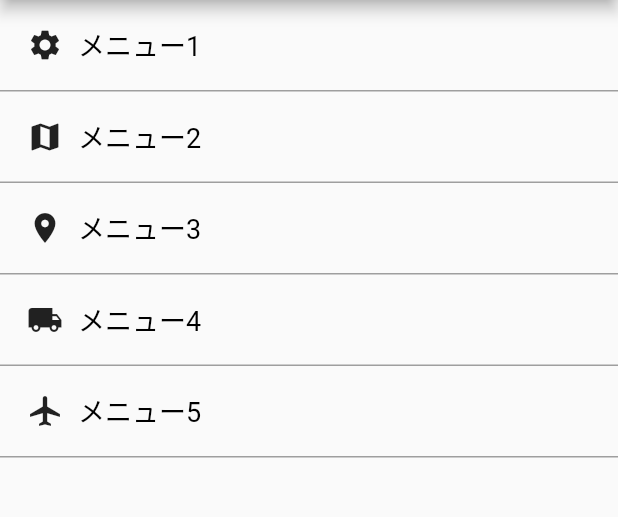
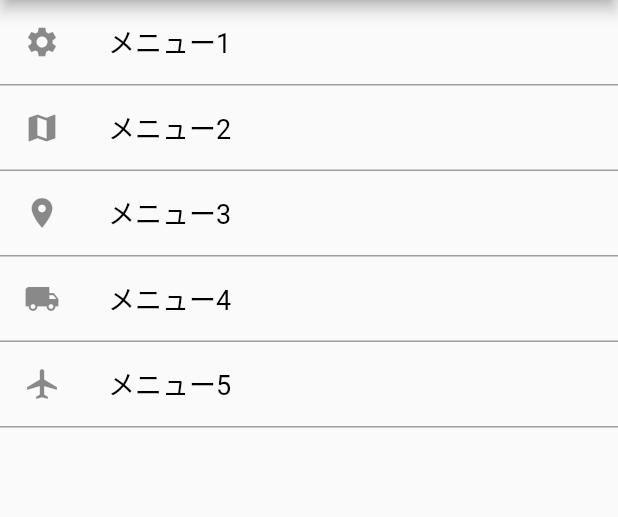
Before and after one commit to nouzui2007/flutter_list_view, a Flutter app: the DesignedListView screen opened by its route, on a phone screen of 412 x 824 dp, the part 84-601 px from its top. Run offline on Flutter 3.47's test engine with Material 2 defaults, Android fonts, the phone set to English and light mode, and no system bars.

Commit message:
ListTileでリストを構成

```diff
--- a/lib/main.dart
+++ b/lib/main.dart
@@ -53,12 +53,10 @@ class Home extends StatelessWidget {
             },
           ),
         ],
-          )
-      ),
+      )),
     );
   }
 }
-
 
 /*
 シンプルなリストビュー
@@ -75,9 +73,7 @@ class ListViewSimple extends StatelessWidget {
       appBar: AppBar(
         title: const Text('Simple ListView'),
       ),
-        body: ListView(
-            children: widgets
-        ),
+      body: ListView(children: widgets),
     );
   }
 }
@@ -94,44 +90,33 @@ class DesignedListView extends StatelessWidget {
       appBar: AppBar(
         title: const Text('Designed ListView'),
       ),
-        body: ListView(
-            children: [
+      body: ListView(children: [
         _menuItem("メニュー1", const Icon(Icons.settings)),
         _menuItem("メニュー2", const Icon(Icons.map)),
         _menuItem("メニュー3", const Icon(Icons.room)),
         _menuItem("メニュー4", const Icon(Icons.local_shipping)),
         _menuItem("メニュー5", const Icon(Icons.airplanemode_active)),
-            ]
-        ),
+      ]),
     );
   }
 
   Widget _menuItem(String title, Icon icon) {
-    return GestureDetector(
-      child:Container(
-          padding: const EdgeInsets.all(8.0),
+    return Container(
       decoration: const BoxDecoration(
-              border: Border(bottom: BorderSide(width: 1.0, color: Colors.grey))
-          ),
-          child: Row(
-            children: <Widget>[
-              Container(
-                margin: const EdgeInsets.all(10.0),
-                child:icon,
-              ),
-              Text(
+          border: Border(bottom: BorderSide(width: 1.0, color: Colors.grey))),
+      child: ListTile(
+        leading: icon,
+        title: Text(
           title,
-                style: const TextStyle(
-                    color:Colors.black,
-                    fontSize: 18.0
-                ),
-              ),
-            ],
-          )
+          style: const TextStyle(color: Colors.black, fontSize: 18.0),
         ),
         onTap: () {
           print("onTap called.");
-      },
+        }, // タップ
+        onLongPress: () {
+          print("onLongPress called.");
+        }, // 長押し
+      ),
     );
   }
 }
```
Lines whose indentation alone changed are shown as unchanged.
